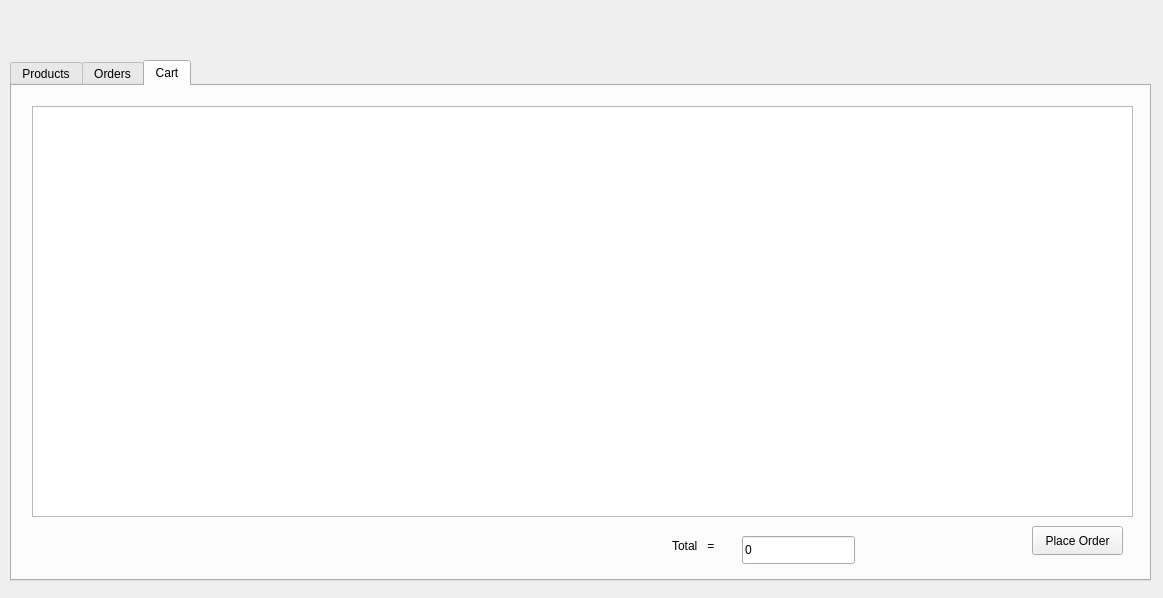
Above: userpage.ui from BilalUsmani02/OrderHub before the change. Below: the same form after it.
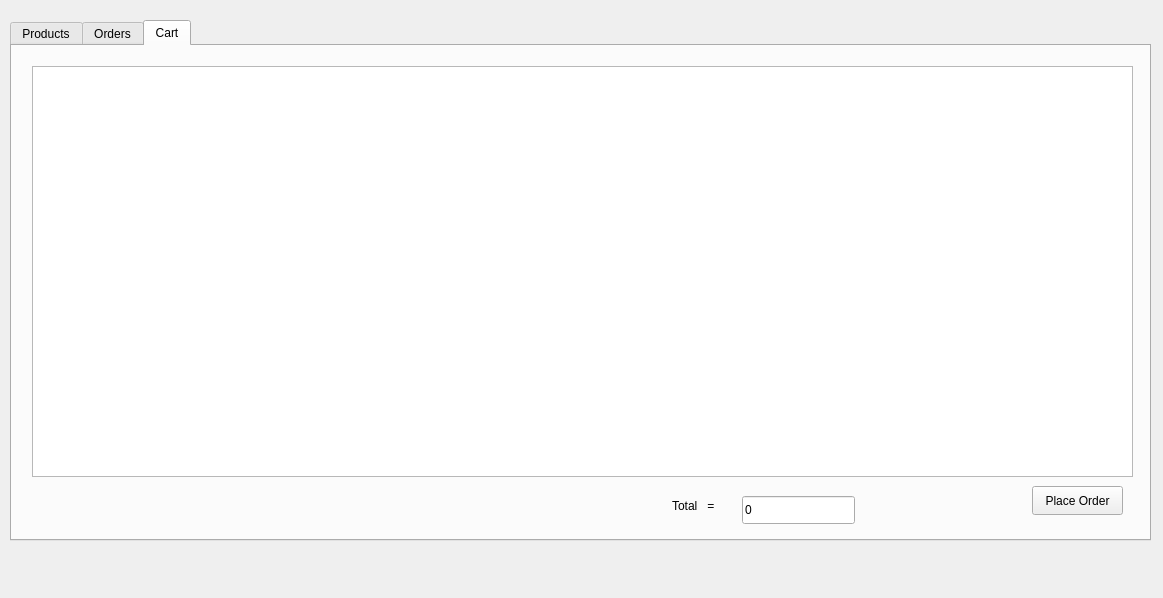
That is the form after the change.

What changed in the file:
```diff
--- a/userpage.ui
+++ b/userpage.ui
@@ -17,7 +17,7 @@
    <property name="geometry">
     <rect>
      <x>10</x>
-     <y>60</y>
+     <y>20</y>
      <width>1141</width>
      <height>521</height>
     </rect>
```
